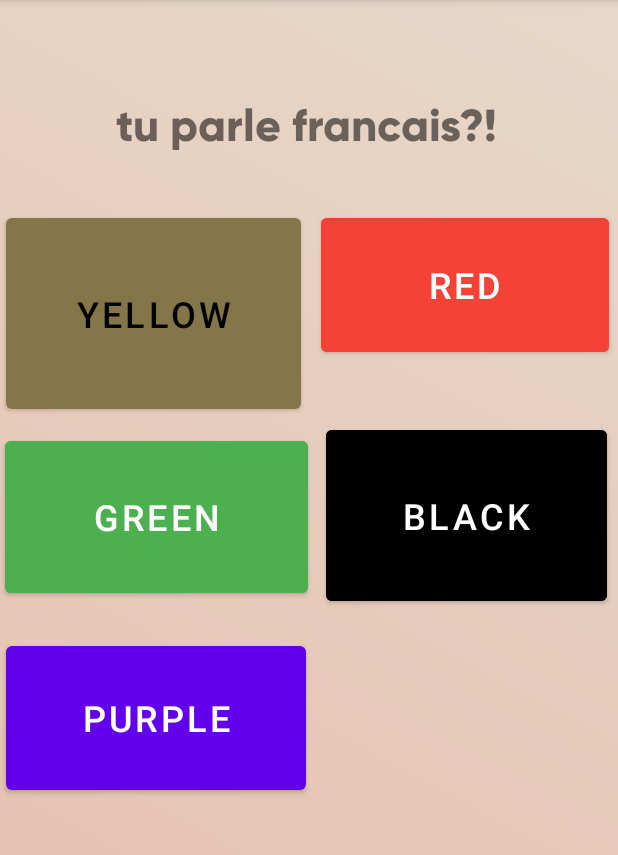
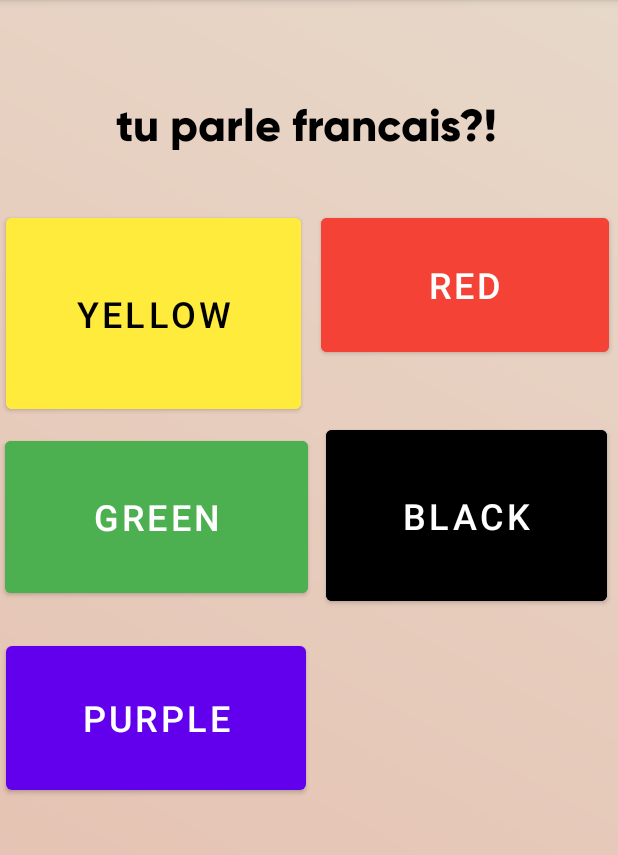
Before and after one commit to aniekan12/anis_italian_teacher_app, an Android app: the screen it shows after launch (MainActivity), on a phone screen of 412 x 824 dp, the part 84-939 px from its top. Run offline under Robolectric (Android 15) with nearby library versions, the phone set to English and light mode, and no system bars.

```diff
--- a/app/src/main/java/com/example/anisfrenchteacherapp/MainActivity.kt
+++ b/app/src/main/java/com/example/anisfrenchteacherapp/MainActivity.kt
@@ -10,6 +10,6 @@ class MainActivity : AppCompatActivity() {
         setContentView(R.layout.activity_main)
 
         val yellowButton : Button = findViewById(R.id.yellow_btn)
-        yellowButton.setBackgroundColor(R.drawable.yellow_background)
+
     }
 }
--- a/app/src/main/res/layout/activity_main.xml
+++ b/app/src/main/res/layout/activity_main.xml
@@ -15,6 +15,7 @@
         android:layout_marginBottom="37dp"
         android:fontFamily="@font/gilroy_extrabold"
         android:text="tu parle francais?!"
+        android:textColor="@color/black"
         android:textSize="30sp"
         app:layout_constraintBottom_toTopOf="@+id/red_btn"
         app:layout_constraintEnd_toEndOf="parent"
```
Also changed, not shown: 5 other files.
